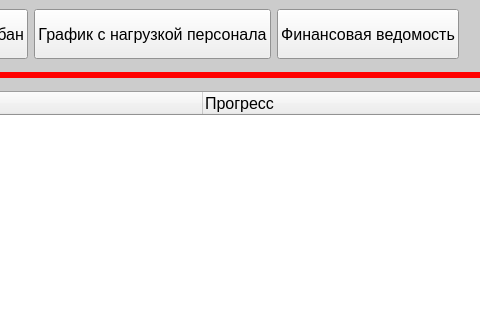
Qt form main.ui (AnGREATern/kanbaner) before a commit; both pictures show x 106 to 586 and y 0 to 320 of the 1222 by 830 pixel window.
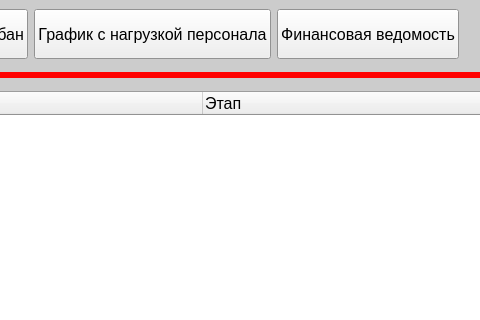
The same form after that commit.

Commit message: Багфикс, 'Этап'

Diff of the .ui file:
```diff
--- a/main.ui
+++ b/main.ui
@@ -476,7 +476,7 @@
       </column>
       <column>
        <property name="text">
-        <string>Прогресс</string>
+        <string>Этап</string>
        </property>
       </column>
       <column>
```
The commit also changes 1 other file.
